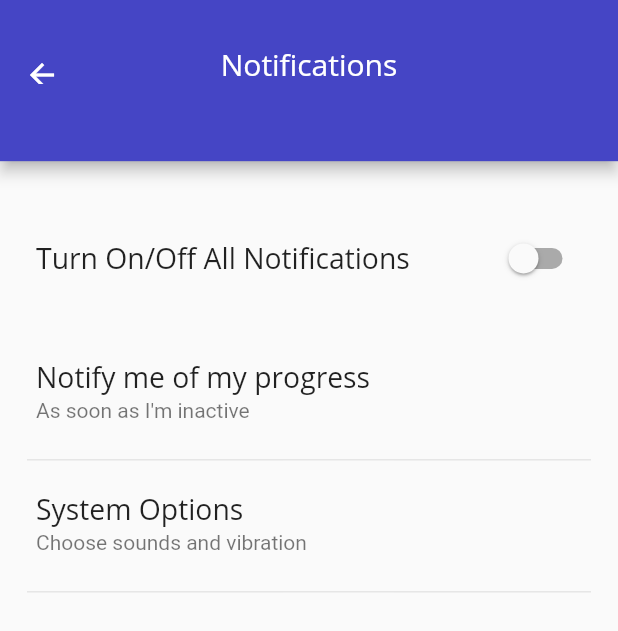
After one commit to sandygudie/NetWorth-app, a Flutter app: the NotificationsScreen screen opened by its route, on a phone screen of 412 x 824 dp. The commit adds this screen. Shown: the top 631 px of the screen. Run offline on Flutter 3.47's test engine with Material 2 defaults, Android fonts, the phone set to English and light mode, and no system bars; our stand-ins replace email_validator, flutter_screenutil.

Commit message:
Settings Screen and Notifications Screen

```diff
--- a/lib/core/constants/routes/route_generator.dart
+++ b/lib/core/constants/routes/route_generator.dart
@@ -9,6 +9,8 @@ import 'package:networthapp/ui/views/add_item_screen.dart';
 import 'package:networthapp/ui/views/add_money/add_money_screen.dart';
 import 'package:networthapp/ui/views/login_screen/login_screen.dart';
 import 'package:networthapp/ui/views/onboarding_screen/onboarding_screen.dart';
+import 'package:networthapp/ui/views/settings/notifications_screen.dart';
+import 'package:networthapp/ui/views/settings/settings_screen.dart';
 import 'package:networthapp/ui/views/signup_screen/signup_screen.dart';
 import 'package:networthapp/ui/views/splashscreen.dart';
 
@@ -39,6 +41,12 @@ class RouteGenerator {
       case RouteNames.addDebtScreen:
         return CustomSlideTransition(child: AddDebtScreen());
         break;
+      case RouteNames.settingsScreen:
+        return CustomSlideTransition(child: SettingsScreen());
+        break;
+      case RouteNames.notificationsScreen:
+        return CustomSlideTransition(child: NotificationsScreen());
+        break;
     }
   }
 }
--- a/lib/core/constants/routes/routes.dart
+++ b/lib/core/constants/routes/routes.dart
@@ -5,6 +5,8 @@ import 'package:networthapp/ui/views/add_item_screen.dart';
 import 'package:networthapp/ui/views/add_money/add_money_screen.dart';
 import 'package:networthapp/ui/views/login_screen/login_screen.dart';
 import 'package:networthapp/ui/views/onboarding_screen/onboarding_screen.dart';
+import 'package:networthapp/ui/views/settings/notifications_screen.dart';
+import 'package:networthapp/ui/views/settings/settings_screen.dart';
 import 'package:networthapp/ui/views/signup_screen/signup_screen.dart';
 import 'package:networthapp/ui/views/splashscreen.dart';
 
@@ -18,6 +20,8 @@ class RouteNames {
   static const String addDebtScreen = 'addDebtScreen';
   static const String signUpScreen = 'signUpScreen';
   static const String loginScreen = 'loginScreen';
+  static const String settingsScreen = 'settingsScreen';
+  static const String notificationsScreen = 'notificationsScreen';
 
   //Routes and their respective Pages.
   static Map<String, Widget Function(BuildContext)> routes = {
@@ -29,5 +33,7 @@ class RouteNames {
     RouteNames.addDebtScreen: (context) => AddDebtScreen(),
     RouteNames.signUpScreen: (context) => SignUp(),
     RouteNames.loginScreen: (context) => LogIn(),
+    RouteNames.settingsScreen: (context) => SettingsScreen(),
+    RouteNames.notificationsScreen: (context) => NotificationsScreen(),
   };
 }
--- /dev/null
+++ b/lib/ui/views/settings/notifications_screen.dart
@@ -0,0 +1,108 @@
+import 'package:flutter/material.dart';
+import 'package:networthapp/ui/Theme/appTheme.dart';
+import 'package:networthapp/ui/size_config/config.dart';
+
+class NotificationsScreen extends StatefulWidget {
+  @override
+  _NotificationsScreenState createState() => _NotificationsScreenState();
+}
+
+class _NotificationsScreenState extends State<NotificationsScreen> {
+  bool switcher = false;
+
+  @override
+  Widget build(BuildContext context) {
+    return Scaffold(
+      appBar: PreferredSize(
+        preferredSize: Size.fromHeight(
+          Config.yMargin(context, 13.04),
+        ),
+        child: AppBar(
+          leading: Padding(
+            padding: EdgeInsets.only(top: 30.0),
+            child: IconButton(
+                icon: Icon(Icons.arrow_back),
+                onPressed: () {
+                  Navigator.pop(context);
+                }),
+          ),
+          centerTitle: true,
+          title: Padding(
+            padding: const EdgeInsets.only(top: 30.0),
+            child: Text(
+              'Notifications',
+              style: TextStyle(fontFamily: 'Open Sans'),
+            ),
+          ),
+          backgroundColor: appThemeData.primaryColor,
+        ),
+      ),
+      body: Padding(
+        padding: EdgeInsets.all(8.0),
+        child: Column(
+          children: <Widget>[
+            SizedBox(
+              height: Config.yMargin(context, 3.5),
+            ),
+            ListTile(
+              onTap: () {
+                setState(() {
+                  switcher = !switcher;
+                });
+              },
+              title: Text(
+                'Turn On/Off All Notifications',
+                style: TextStyle(
+                  fontFamily: 'Open Sans',
+                  fontSize: Config.textSize(context, 4.58),
+                ),
+              ),
+              trailing: Switch(
+                  activeColor: appThemeData.primaryColor,
+                  activeTrackColor: Color(0xFFA9A9E9),
+                  onChanged: (value) {
+                    setState(() {
+                      switcher = value;
+                    });
+                  },
+                  value: switcher),
+            ),
+            SizedBox(
+              height: Config.yMargin(context, 3.19),
+            ),
+            ListTile(
+              title: Text(
+                'Notify me of my progress',
+                style: TextStyle(
+                  fontFamily: 'Open Sans',
+                  fontSize: Config.textSize(context, 4.58),
+                ),
+              ),
+              subtitle: Text('As soon as I\'m inactive'),
+              onTap: () {},
+            ),
+            Padding(
+              padding: EdgeInsets.symmetric(horizontal: 10.0),
+              child: Divider(),
+            ),
+            ListTile(
+              title: Text(
+                'System Options',
+                style: TextStyle(
+                  fontFamily: 'Open Sans',
+                  fontSize: Config.textSize(context, 4.58),
+                ),
+              ),
+              subtitle: Text('Choose sounds and vibration'),
+              onTap: () {},
+            ),
+            Padding(
+              padding: EdgeInsets.symmetric(horizontal: 10.0),
+              child: Divider(),
+            ),
+          ],
+        ),
+      ),
+    );
+  }
+}
```
Also changed, not shown: lib/ui/views/settings/settings_screen.dart (added, +80 -0 lines), images/account.png (added), images/currency.png (added), images/help.png (added), images/notifications.png (added).
